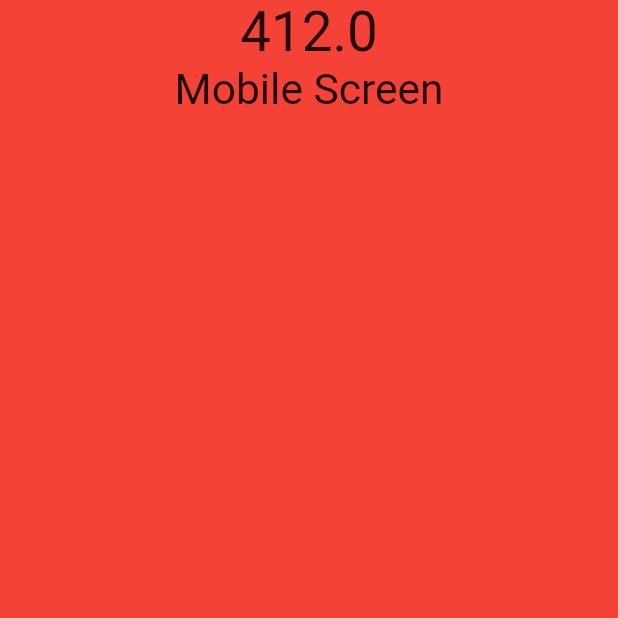
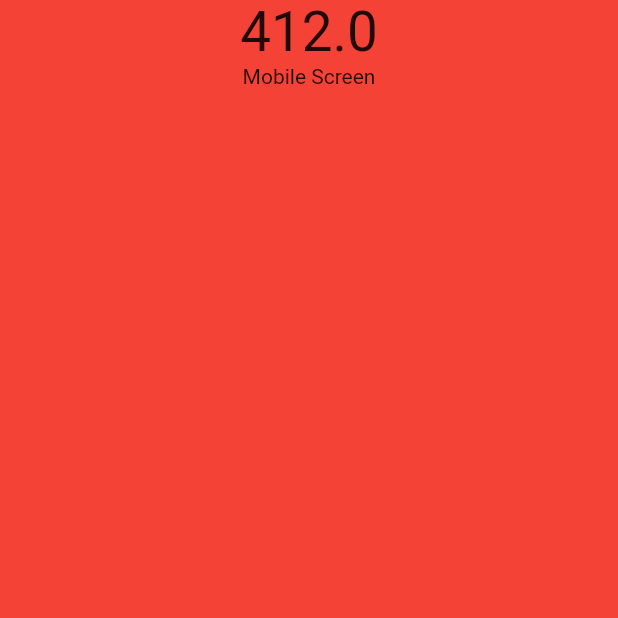
Before and after one commit to monzim/monzim_helper, a Flutter app: the screen it shows after launch, on a phone screen of 412 x 824 dp, the top half of it. Run offline on Flutter 3.47's test engine with Material 2 defaults, Android fonts, the phone set to English and light mode, and no system bars.

```diff
--- a/example/lib/main.dart
+++ b/example/lib/main.dart
@@ -47,21 +47,11 @@ class HomePage extends StatelessWidget {
                     .value,
               ),
             ),
-            Responsive(
-              child: Text(
-                'Mobile Screen',
-                style: TextStyle(
-                  fontSize: AType(
-                    context,
-                    defaultValue: 16,
-                    scaleFactor: 3,
-                    // mobileScaleFactor: 5
-                  ).value,
-                ),
-              ),
-              tablet: const Text('Tablet Screen'),
-              desktop: const Text('Desktop Screen'),
-              large: const Text('Large Screen'),
+            const Responsive(
+              child: Text('Mobile Screen'),
+              tablet: Text('Tablet Screen'),
+              desktop: Text('Desktop Screen'),
+              large: Text('Large Screen'),
             ),
           ],
         ),
```
